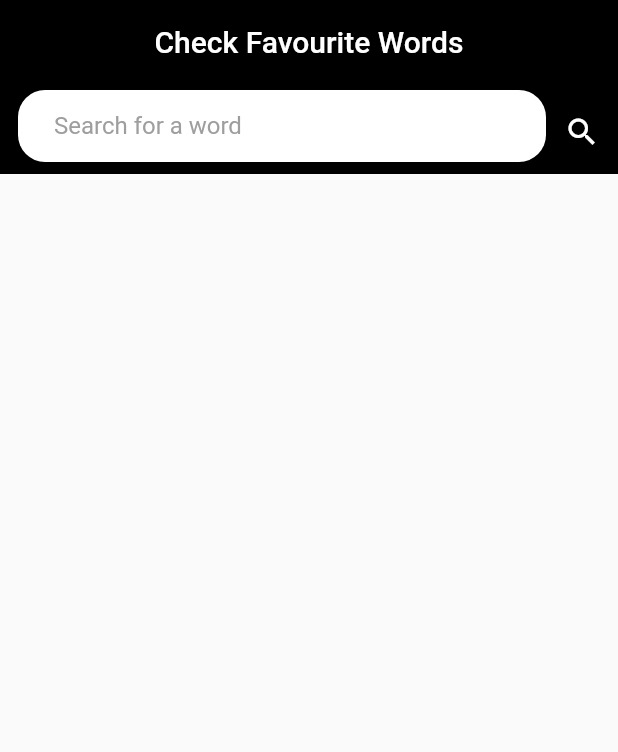
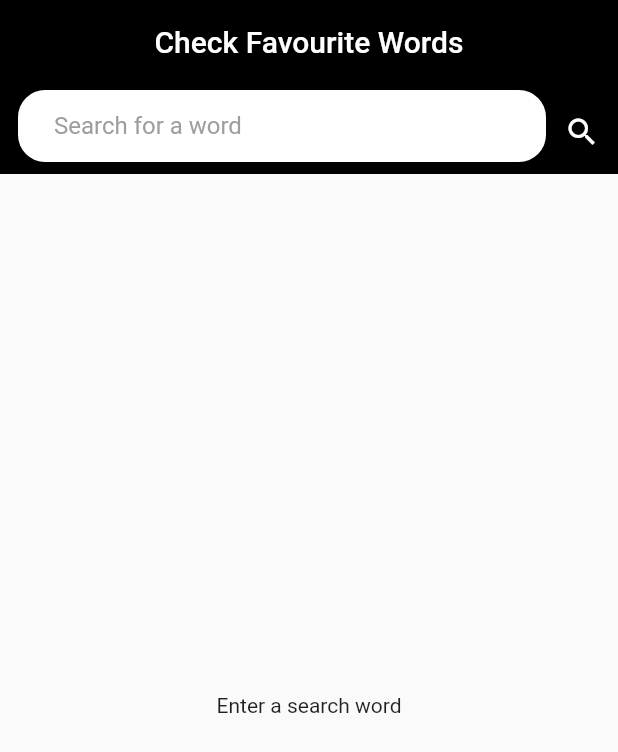
Before and after one commit to kutigbolahan/Dictionary, a Flutter app: the screen it shows after launch, after a tap on the "search" icon, on a phone screen of 412 x 824 dp. Shown: the top 752 px of the screen. Run offline on Flutter 3.47's test engine with Material 2 defaults, Android fonts, the phone set to English and light mode, and no system bars.

Commit message:
Changes to be committed:

```diff
--- a/lib/main.dart
+++ b/lib/main.dart
@@ -8,6 +8,7 @@ class MyApp extends StatelessWidget {
   @override
   Widget build(BuildContext context) {
     return MaterialApp(
+      debugShowCheckedModeBanner: false,
       theme: ThemeData(
         primarySwatch: Colors.blue,
       ),
--- a/lib/view/homepage.dart
+++ b/lib/view/homepage.dart
@@ -4,6 +4,7 @@ import 'dart:convert';
 import 'package:flutter/material.dart';
 
 import 'package:http/http.dart' as http;
+import 'package:http/http.dart';
 
 class HomePage extends StatefulWidget {
   HomePage({Key key}) : super(key: key);
@@ -18,12 +19,15 @@ class _HomePageState extends State<HomePage> {
   TextEditingController _controller;
   StreamController _streamController;
   Stream _stream;
+  Timer _debounce;
 
   _search() async {
     if (_controller.text == null || _controller.text.length == 0) {
       _streamController.add(null);
+      return;
     }
-   http.Response response= await http.get(_url, headers: {'Authorization': 'Token ' + _token});
+    _streamController.add('waiting');
+   Response response= await http.get(_url + _controller.text.trim(), headers: {'Authorization': 'Token ' + _token});
       _streamController.add(jsonDecode(response.body));
   }
 
@@ -58,7 +62,12 @@ class _HomePageState extends State<HomePage> {
                       borderRadius: BorderRadius.circular(18)),
                   child: TextFormField(
                     controller: _controller,
-                    onChanged: (String text) {},
+                    onChanged: (String text) {
+                      if (_debounce?.isActive ?? false) _debounce.cancel();
+                      _debounce = Timer(const Duration(milliseconds: 1000), (){
+                        _search();
+                      });
+                    },
                     decoration: InputDecoration(
                         hintText: 'Search for a word',
                         hintStyle: TextStyle(color: Colors.grey),
@@ -72,14 +81,50 @@ class _HomePageState extends State<HomePage> {
                     Icons.search,
                     color: Colors.white,
                   ),
-                  onPressed: () => null)
+                  onPressed: () => _search())
             ],
           ),
         ),
       ),
-      body: StreamBuilder(
-        stream: null,
-        builder: (context, snapshot) {},
+      body: Container(
+        margin: const EdgeInsets.all(8.0),
+        child: StreamBuilder(
+          stream: _stream,
+          builder: (context, snapshot) {
+            if (snapshot.data == null) {
+              return Center(
+                child: Text('Enter a search word'),
+              );
+            }
+            if (snapshot.data == 'waiting') {
+              return Center(
+                child: CircularProgressIndicator(),
+              );
+            }
+            return ListView.builder(
+              itemCount: snapshot.data['definitions'].length,
+              itemBuilder: (context , int index){
+                  return ListBody(
+                    children: <Widget>[
+                      Container(
+                        color: Colors.grey[300],
+                        child: ListTile(
+                   leading:snapshot.data['definitions'][index]['image_url']==null? null: CircleAvatar(
+                     backgroundImage: NetworkImage(snapshot.data['definitions'][index]['image_url']),
+                   ),
+                   title: Text(_controller.text.trim() + '(' + snapshot.data['definitions'][index]['type']+ ')'),
+                        ),
+                      ),
+                      Padding(
+                        padding: const EdgeInsets.all(8.0),
+                        child: Text(snapshot.data['definitions'][index]['definition']),
+                      )
+                    ],
+                  );
+              }
+            );
+          },
+        ),
       ),
     );
   }
```
